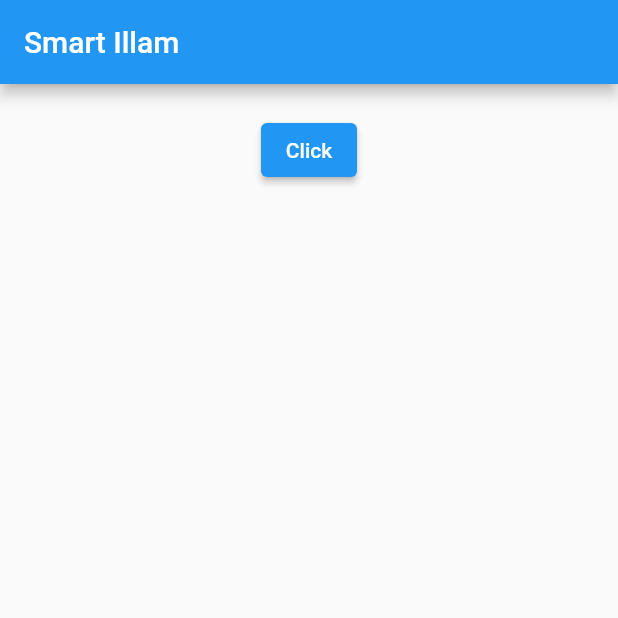
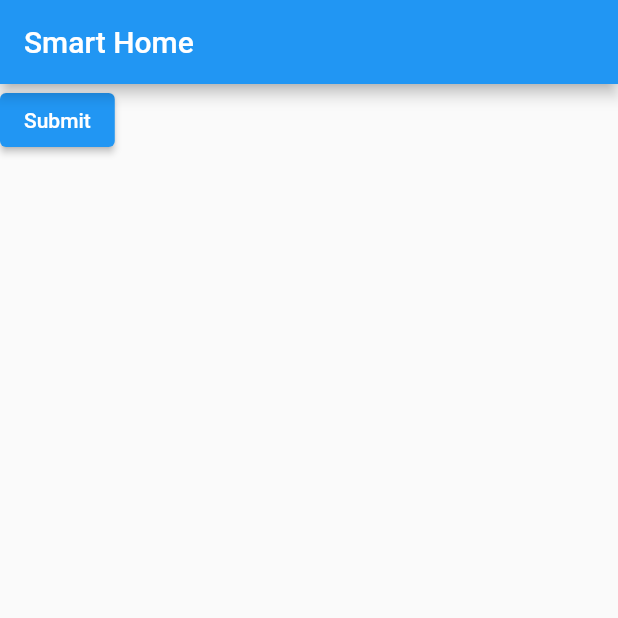
Before and after one commit to Aravindh1505/Flutter-Core, a Flutter app: the screen it shows after launch, on a phone screen of 412 x 824 dp, the top half of it. Run offline on Flutter 3.47's test engine with Material 2 defaults, Android fonts, the phone set to English and light mode, and no system bars.

```diff
--- a/lib/main.dart
+++ b/lib/main.dart
@@ -1,44 +1,51 @@
-import 'dart:ui';
+import 'dart:io';
 
+import 'package:flutter/cupertino.dart';
 import 'package:flutter/material.dart';
-import 'package:flutter_core/utils/utils.dart';
 
-void main() => runApp(const MyApp());
+void main() => runApp(MyApp());
 
 class MyApp extends StatelessWidget {
-  const MyApp({Key? key}) : super(key: key);
+  MyApp({Key? key}) : super(key: key);
 
   @override
   Widget build(BuildContext context) {
-    //Size in physical pixels
-    var physicalScreenSize = window.physicalSize;
-    var width = physicalScreenSize.width;
-    var height = physicalScreenSize.height;
+    return Platform.isAndroid ? buildMaterialApp() : buildCupertinoApp();
+  }
 
+  MaterialApp buildMaterialApp() {
     return MaterialApp(
       home: Scaffold(
         appBar: AppBar(
-          title: const Text('Smart Illam'),
+          title: const Text('Smart Home'),
         ),
-        body: Container(
-          width: width,
-          child: Column(
-            mainAxisAlignment: MainAxisAlignment.start,
-            crossAxisAlignment: CrossAxisAlignment.center,
-            children: [
-              const SizedBox(
-                height: 20,
-              ),
-              ElevatedButton(
-                onPressed: () {
-
-                },
-                child: const Text('Click'),
-              )
-            ],
-          ),
-        ),
+        body: buildBody,
       ),
     );
   }
+
+  CupertinoApp buildCupertinoApp() {
+    return CupertinoApp(
+      home: CupertinoPageScaffold(
+        navigationBar: const CupertinoNavigationBar(
+          middle: Text('Smart Home'),
+        ),
+        child: buildBody,
+      ),
+    );
+  }
+
+  final buildBody = Column(
+    children: [
+      Platform.isIOS
+          ? CupertinoButton(
+              onPressed: () {},
+              child: Text('Submit'),
+            )
+          : ElevatedButton(
+              onPressed: () {},
+              child: Text('Submit'),
+            ),
+    ],
+  );
 }
```
